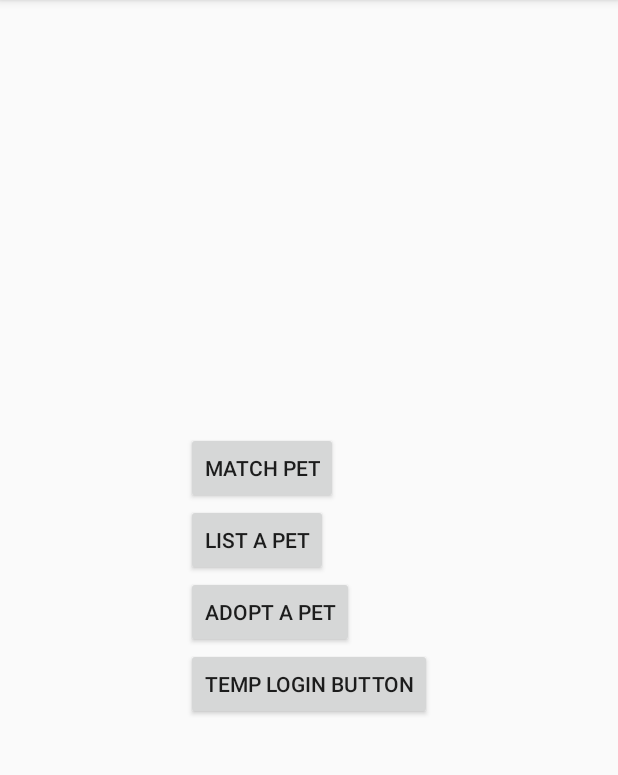
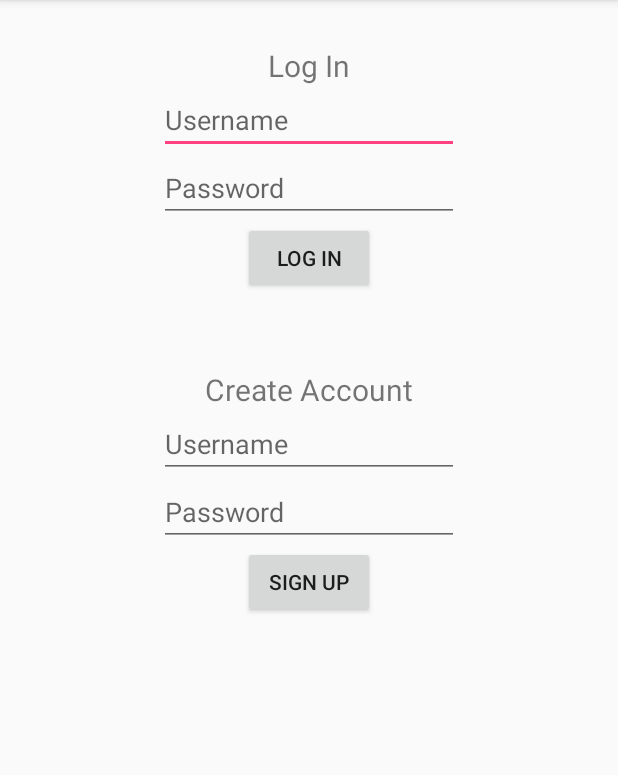
Before and after one commit to ClamminTroops/Pinder, an Android app: the screen it shows after launch (MainActivity before the commit, activity_login after it), after a tap on "TEMP LOGIN BUTTON", on a phone screen of 412 x 824 dp, the part 84-859 px from its top. Run offline under Robolectric (Android 15) with nearby library versions, the phone set to English and light mode, and no system bars.

Commit message:
Committed additions to login

```diff
--- a/app/src/main/AndroidManifest.xml
+++ b/app/src/main/AndroidManifest.xml
@@ -17,6 +17,7 @@
             </intent-filter>
         </activity>
         <activity android:name=".activity_adoptPet" />
+        <activity android:name=".activity_login"/>
         <activity android:name=".activity_PetforAdoption"></activity>
     </application>
 
--- a/app/src/main/java/Edu/calvin/cs262/teamc/MainActivity.java
+++ b/app/src/main/java/Edu/calvin/cs262/teamc/MainActivity.java
@@ -28,5 +28,7 @@ public class MainActivity extends AppCompatActivity {
     }
 
     public void onTempLoginBtnPressed(View view) {
+        Intent login = new Intent( MainActivity.this, activity_login.class);
+        startActivity(login);
     }
 }
--- /dev/null
+++ b/app/src/main/java/Edu/calvin/cs262/teamc/activity_login.java
@@ -0,0 +1,28 @@
+package Edu.calvin.cs262.teamc;
+
+import android.content.Intent;
+import android.os.Bundle;
+import android.support.v4.view.ViewPager;
+import android.support.v7.app.AppCompatActivity;
+import android.view.View;
+
+public class activity_login extends AppCompatActivity {
+
+
+    @Override
+    protected void onCreate(Bundle savedInstanceState) {
+        super.onCreate(savedInstanceState);
+        setContentView(R.layout.activity_login);
+    }
+
+
+    public void createAccount(View view) {
+        Intent create = new Intent(activity_login.this, MainActivity.class);
+        startActivity(create);
+    }
+
+    public void logIn(View view) {
+        Intent logIn = new Intent(activity_login.this, MainActivity.class);
+        startActivity(logIn);
+    }
+}
--- /dev/null
+++ b/app/src/main/res/layout/activity_login.xml
@@ -0,0 +1,80 @@
+<?xml version="1.0" encoding="utf-8"?>
+<RelativeLayout
+    xmlns:android="http://schemas.android.com/apk/res/android"
+    xmlns:app="http://schemas.android.com/apk/res-auto"
+    xmlns:tools="http://schemas.android.com/tools"
+    android:layout_width="match_parent"
+    android:layout_height="match_parent"
+    tools:context=".activity_login">
+
+
+    <LinearLayout
+        android:layout_width="200dp"
+        android:layout_height="match_parent"
+        android:layout_centerInParent="true"
+        android:orientation="vertical">
+
+        <TextView
+            android:layout_width="wrap_content"
+            android:layout_height="wrap_content"
+            android:layout_gravity="center|top"
+            android:text="@string/log_in"
+            android:textSize='@dimen/loginTextSize'
+            android:layout_marginTop="30dp"
+            />
+
+        <EditText
+            android:id="@+id/loginUsername"
+            android:layout_width="200dp"
+            android:layout_height="wrap_content"
+            android:inputType="textPersonName"
+            android:hint="@string/username"/>
+
+        <EditText
+            android:id="@+id/loginPassword"
+            android:layout_width="200dp"
+            android:layout_height="wrap_content"
+            android:inputType="textPassword"
+            android:hint="@string/password"/>
+
+        <Button
+            android:id="@+id/logInButton"
+            android:layout_width="wrap_content"
+            android:layout_height="wrap_content"
+            android:layout_gravity="center"
+            android:text="@string/log_in"
+            android:onClick="logIn"/>
+
+        <TextView
+            android:layout_width="wrap_content"
+            android:layout_height="wrap_content"
+            android:layout_gravity="center|top"
+            android:text="@string/create_account"
+            android:textSize="@dimen/loginTextSize"
+            android:layout_marginTop="50dp"
+            />
+
+        <EditText
+            android:id="@+id/SignUpUsername"
+            android:layout_width="200dp"
+            android:layout_height="wrap_content"
+            android:inputType="textPersonName"
+            android:hint="@string/username"/>
+
+        <EditText
+            android:id="@+id/SignUpPassword"
+            android:layout_width="200dp"
+            android:layout_height="wrap_content"
+            android:inputType="textPassword"
+            android:hint="@string/password"/>
+
+        <Button
+            android:id="@+id/SignUpButton"
+            android:layout_width="wrap_content"
+            android:layout_height="wrap_content"
+            android:layout_gravity="center"
+            android:text="@string/sign_up"
+            android:onClick="createAccount"/>
+    </LinearLayout>
+
+</RelativeLayout>
--- /dev/null
+++ b/app/src/main/res/values/dimens.xml
@@ -0,0 +1,4 @@
+<?xml version="1.0" encoding="utf-8"?>
+<resources>
+    <dimen name="loginTextSize">20sp</dimen>
+</resources>
--- a/app/src/main/res/values/strings.xml
+++ b/app/src/main/res/values/strings.xml
@@ -6,4 +6,10 @@
     <string name="Breed_Required">Breed is required!</string>
     <string name="Age_Required">Age is required!</string>
     <string name="Name_Required">Name is required!</string>
+    <string name="login_signup">Login/Signup</string>
+    <string name="password">Password</string>
+    <string name="sign_up">Sign Up</string>
+    <string name="username">Username</string>
+    <string name="create_account">Create Account</string>
+    <string name="log_in">Log In</string>
 </resources>
```
Also changed, not shown: 2 other files.
